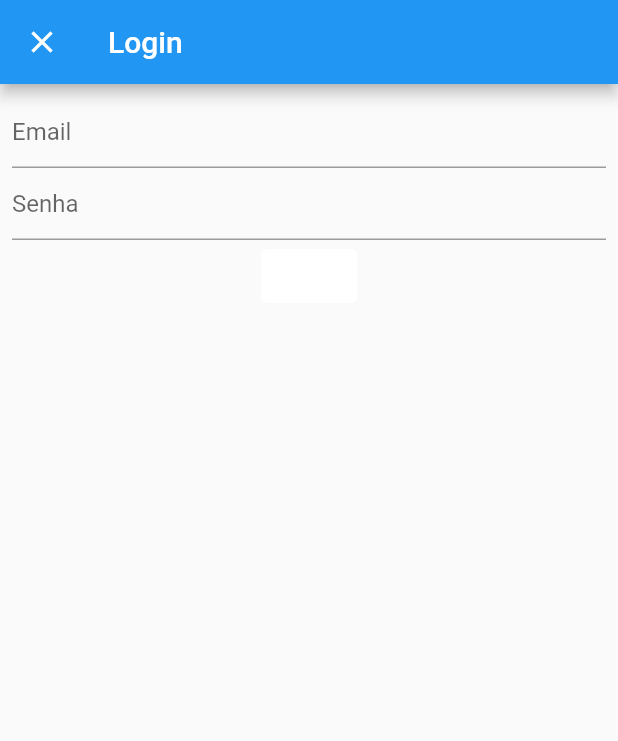
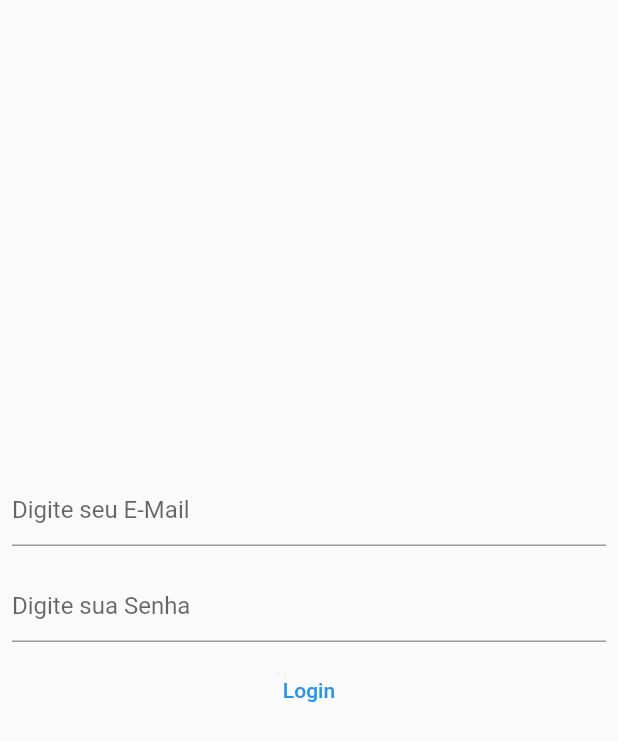
Before and after one commit to AndrePostiga/cs-jober, a Flutter app: the screen it shows after launch, in the side drawer, after a tap on "Login", on a phone screen of 412 x 824 dp. Shown: the top 741 px of the screen. Run offline on Flutter 3.47's test engine with Material 2 defaults, Android fonts, the phone set to English and light mode, and no system bars; our stand-ins replace cloud_firestore, firebase_auth, firebase_core, fluttertoast; accounts and stored records are empty.

Commit message:
Ajustando login page

```diff
--- a/lib/pages/auth_login_page.dart
+++ b/lib/pages/auth_login_page.dart
@@ -1,81 +1,74 @@
 import 'package:flutter/material.dart';
+import 'package:grupolaranja20212/pages/matches_page.dart';
 import 'package:grupolaranja20212/view_models/login_view_model.dart';
-import 'package:provider/provider.dart';
 
-class AuthLoginPage extends StatelessWidget {
-  final _formKey = GlobalKey<FormState>();
+class AuthLoginPage extends StatefulWidget {
+  const AuthLoginPage({Key? key}) : super(key: key);
+
+  @override
+  _AuthLoginPage createState() => _AuthLoginPage();
+}
+
+class _AuthLoginPage extends State<AuthLoginPage> {
+  String _message = "";
+
   final _emailController = TextEditingController();
   final _passwordController = TextEditingController();
-
-  LoginViewModel _loginVM = LoginViewModel();
-
-  AuthLoginPage({Key? key}) : super(key: key);
+  final _loginVM = LoginViewModel();
 
   void _login(BuildContext context) async {
     final email = _emailController.text;
     final password = _passwordController.text;
 
-    bool isLoggedIn = await _loginVM.login(email, password);
+    // check if username is not empty
+    if (email.isEmpty) {
+      setState(() {
+        _message = "Digite seu email!";
+      });
+    } else if (password.isEmpty) {
+      setState(() {
+        _message = "Digite sua senha!";
+      });
+    } else {
+      // perform login
+      final isLoggedIn = await _loginVM.login(email, password);
       if (isLoggedIn) {
-      Navigator.pop(context, true);
+        // on successful login take the user to the main page
+        Navigator.push(context,
+            MaterialPageRoute(builder: (context) => const MatchesPage()));
+      }
     }
   }
 
   @override
   Widget build(BuildContext context) {
-    _loginVM = Provider.of<LoginViewModel>(context);
-
-    return WillPopScope(
-      onWillPop: () {
-        Navigator.pop(context, false);
-        return Future<bool>.value(false);
-      },
-      child: Scaffold(
-          appBar: AppBar(title: const Text("Login")),
-          body: Padding(
+    return Scaffold(
+        body: Center(
+      child: Column(mainAxisAlignment: MainAxisAlignment.center, children: [
+        Padding(
           padding: const EdgeInsets.all(8.0),
-            child: SingleChildScrollView(
-              child: Form(
-                  key: _formKey,
-                  child: Column(
-                    children: [
-                      TextFormField(
+          child: TextField(
             controller: _emailController,
-                        validator: (value) {
-                          if (value!.isEmpty) {
-                            return "Email requerido!";
-                          }
-                          return null;
-                        },
-                        decoration: const InputDecoration(hintText: "Email"),
+            decoration: const InputDecoration(hintText: "Digite seu E-Mail"),
           ),
-                      TextFormField(
+        ),
+        Padding(
+          padding: const EdgeInsets.all(8.0),
+          child: TextField(
             controller: _passwordController,
-                        obscureText: true,
-                        validator: (value) {
-                          if (value!.isEmpty) {
-                            return "Senha requirida!";
-                          }
-                          return null;
-                        },
-                        decoration: const InputDecoration(hintText: "Senha"),
+            decoration: const InputDecoration(hintText: "Digite sua Senha"),
+          ),
         ),
         TextButton(
-                          child: const Text("Login",
-                              style: TextStyle(color: Colors.white)),
             onPressed: () {
               _login(context);
             },
-                          style: ButtonStyle(
-                              foregroundColor:
-                                  MaterialStateProperty.all<Color>(Colors.red),
-                              backgroundColor: MaterialStateProperty.all<Color>(
-                                  Colors.white))),
-                      Text(_loginVM.message)
-                    ],
-                  )),
-            ),
-          )),
-    );
+            child: const Text("Login")),
+        Padding(
+          padding: const EdgeInsets.all(8.0),
+          child: Text(_message),
+        )
+      ]),
+    ));
   }
 }
```
Lines whose indentation alone changed are shown as unchanged.
